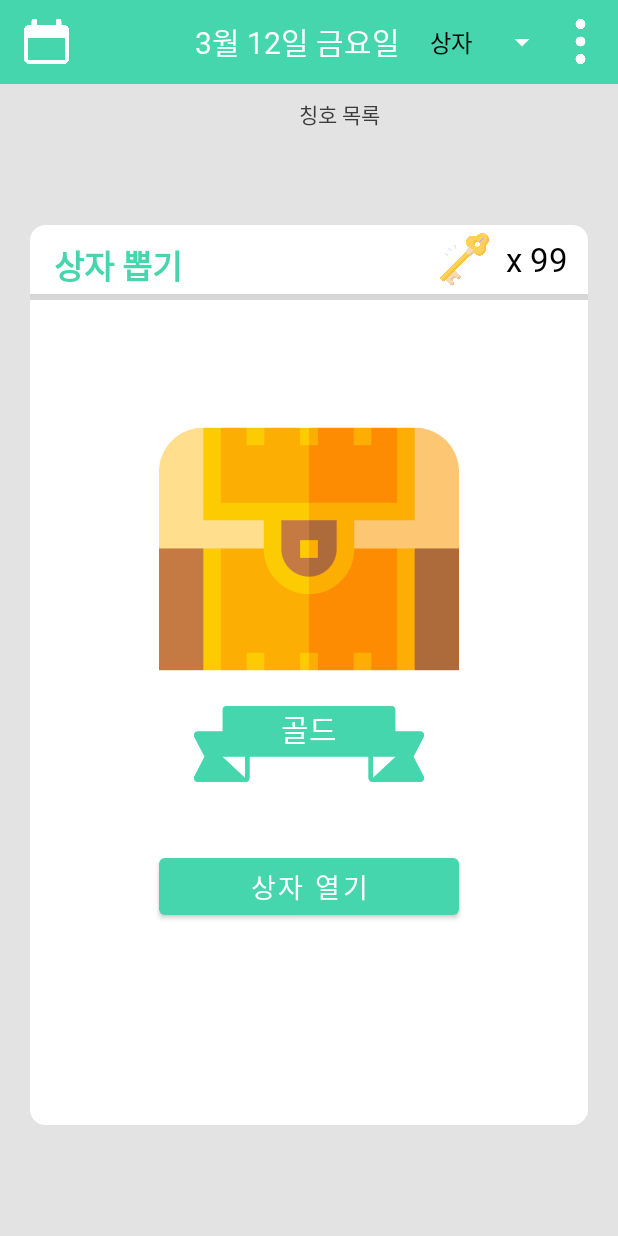
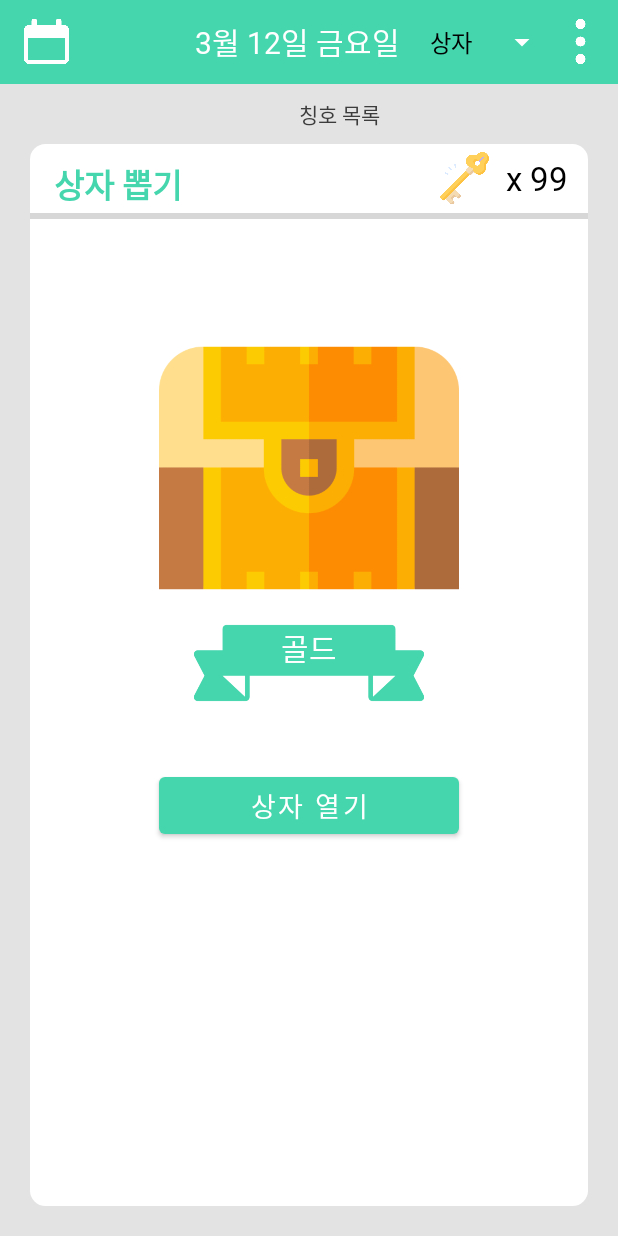
Before and after one commit to nugulhie/swp_plannerchallenge, an Android app: the screen it shows after launch (BoxActivity), after a tap on an icon or button, on a phone screen of 412 x 824 dp. Run offline under Robolectric (Android 15) with nearby library versions, the light colour scheme and no system bars; 1 statement that could not run was skipped.

Commit message:
0430/ xml constraint

```diff
--- a/app/src/main/java/com/example/swp_challenge/controller/ChallengeController.java
+++ b/app/src/main/java/com/example/swp_challenge/controller/ChallengeController.java
@@ -4,23 +4,18 @@ import android.app.Application;
 import java.util.Calendar;
 import java.util.Date;
 
-public class ChallengeController{
-    private static final ChallengeController challenge = new ChallengeController();
-    public static ChallengeController getInstance(){
-        return challenge;
-    }
-
+public class ChallengeController extends Application {
     private int chall_id = 0;
     private float rating;
     private String contents;
-    private int chall_pass;
+    private boolean chall_pass;
     private Date date;
 
     public void setChallenge(float rating, String contents, boolean chall_pass){
         this.chall_id++;
         this.rating = rating;
         this.contents = contents;
-        this.chall_pass = 0;
+        this.chall_pass = false;
         this.date = Calendar.getInstance().getTime();
     }
     public int getChall_id(){
@@ -32,7 +27,7 @@ public class ChallengeController{
     public String getContents(){
         return this.contents;
     }
-    public int getChall_pass(){
+    public boolean getChall_pass(){
         return this.chall_pass;
     }
     public Date getDate(){
@@ -40,3 +35,17 @@ public class ChallengeController{
     }
 
 }
+//    public static final class challengeDB implements BaseColumns{ // 도전과제 데이터베이스
+//        public static final String chall_id = "chall_id";
+//        public static final String chall_rating = "chall_rating";
+//        public static final String chall_contents = "chall_contents";
+//        public static final String chall_pass = "chall_pass";
+//        public static final String chall_date = "chall_date";
+//        public static final String _TABLENAME2 = "Challenge";
+//        public static final String _CREATE2 = "create table if not exist "+_TABLENAME2+"("
+//                +chall_id+" integer"
+//                +chall_rating+" double"
+//                +chall_contents+" text"
+//                +chall_pass+" boolean"
+//                +chall_date+" timestamp);";
+//    }
--- a/app/src/main/java/com/example/swp_challenge/controller/KeyController.java
+++ b/app/src/main/java/com/example/swp_challenge/controller/KeyController.java
@@ -1,12 +1,7 @@
 package com.example.swp_challenge.controller;
 
-import android.content.Context;
+public class KeyController {
 
-public class KeyController {
-private static final KeyController key = new KeyController();
-public static KeyController getInstance(){
-    return key;
-}
     boolean checkKey(UserController user) {
         if (user.getCnt_key() > 0) {
             return true;
--- a/app/src/main/java/com/example/swp_challenge/controller/UserAchivementController.java
+++ b/app/src/main/java/com/example/swp_challenge/controller/UserAchivementController.java
@@ -1,9 +1,5 @@
 package com.example.swp_challenge.controller;
 public class UserAchivementController {
-    private static final UserAchivementController achivements = new UserAchivementController();
-    public static UserAchivementController getInstance(){
-        return achivements;
-    }
 
     void initAchivement(){
         String[] achs = new String[10];
--- a/app/src/main/java/com/example/swp_challenge/controller/UserController.java
+++ b/app/src/main/java/com/example/swp_challenge/controller/UserController.java
@@ -1,27 +1,23 @@
 package com.example.swp_challenge.controller;
 
 
-import android.content.Context;
+import android.app.Application;
 import android.database.sqlite.SQLiteDatabase;
 
 import com.example.swp_challenge.MainActivity;
 import com.example.swp_challenge.dataController.swp_databaseOpenHelper;
 import android.*;
+import com.example.swp_challenge.controller.PlannerController;
 
-public class UserController {
-    private static final UserController user = new UserController();
-
-    public static UserController getInstance() {
-        return user;
-    }
-
+public class UserController extends Application {
+    swp_databaseOpenHelper db = new swp_databaseOpenHelper(this);
     PlannerController plan = new PlannerController();
     ChallengeController challenge = new ChallengeController();
     private String userName;
     private int cnt_key = 0;
     private int planId;
     private int challId;
-    private int boxRank = 0;
+    private int boxRank;
     private float getChance = 0.6f;
     private boolean[] hasAchivement = new boolean[100];
 
@@ -56,6 +52,7 @@ public class UserController {
     //여기서 부터 값 넣는 함수
     public void setCnt_key(int value) {
         this.cnt_key = value;
+        updateUser();
     }
 
     public void setPlanId(int value) {
@@ -68,6 +65,7 @@ public class UserController {
 
     public void setBoxRank(int value) {
         this.boxRank = value;
+        updateUser();
     }
 
     public void setChance(float chance) {
@@ -82,7 +80,7 @@ public class UserController {
         this.hasAchivement[i] = true;
     }
 
-    public float checkRank() { // 계급을 확인후 확률 부여
+    float checkRank() { // 계급을 확인후 확률 부여
         switch (boxRank) {
             case 1:
                 return 0.6f;
@@ -105,4 +103,16 @@ public class UserController {
         }
 
     } //사용자의 상자의 계급을 확인하는 함수
+
+    public void updateUser() { //사용자 이름,
+        db.insertColumn(getUserName(), getCnt_key(), getBoxRank());
+    }
+
+    public void insertPlan() {
+        db.plan_insertColumn(plan.getPlan_id(),plan.getPlanContents(),plan.getCategory(),plan.getDate());
+    }
+
+    public void insertChallenge(){
+        db.challenge_insertColumn(challenge.getChall_id(), challenge.getRating(), challenge.getContents(), challenge.getChall_pass(), challenge.getDate());
+    }
 }
--- a/app/src/main/res/layout/activity_box.xml
+++ b/app/src/main/res/layout/activity_box.xml
@@ -11,7 +11,15 @@
 
     <!--상자 레이아웃 !-->
 
-        <!--상단 메뉴 영역 !-->
+    <LinearLayout
+        android:id="@+id/linearLayout7"
+        android:layout_width="match_parent"
+        android:layout_height="wrap_content"
+        android:orientation="vertical"
+        app:layout_constraintEnd_toEndOf="parent"
+        app:layout_constraintStart_toStartOf="parent"
+        app:layout_constraintTop_toTopOf="parent">
+
         <androidx.appcompat.widget.Toolbar
             android:id="@+id/toolbar"
             android:layout_width="match_parent"
@@ -20,12 +28,7 @@
 
             android:background="#45D6AD"
             android:minHeight="?attr/actionBarSize"
-            android:theme="?attr/actionBarTheme"
-            app:layout_constraintBottom_toTopOf="@+id/toolbar2"
-            app:layout_constraintEnd_toEndOf="parent"
-            app:layout_constraintHorizontal_bias="0.0"
-            app:layout_constraintStart_toStartOf="parent"
-            app:layout_constraintTop_toTopOf="parent">
+            android:theme="?attr/actionBarTheme">
 
             <ImageButton
                 android:id="@+id/img_cal_box"
@@ -78,7 +81,7 @@
                 android:layout_width="wrap_content"
                 android:layout_height="wrap_content"
                 android:layout_gravity="right"
-                android:spinnerMode="dropdown"/>
+                android:spinnerMode="dropdown" />
         </androidx.appcompat.widget.Toolbar>
 
         <androidx.appcompat.widget.Toolbar
@@ -88,11 +91,7 @@
             android:layout_weight="0"
             android:background="#00FFFFFF"
             android:minHeight="?attr/actionBarSize"
-        android:theme="?attr/actionBarTheme"
-        app:layout_constraintEnd_toEndOf="parent"
-        app:layout_constraintHorizontal_bias="0.0"
-        app:layout_constraintStart_toStartOf="parent"
-        app:layout_constraintTop_toBottomOf="@+id/toolbar">
+            android:theme="?attr/actionBarTheme">
 
             <LinearLayout
                 android:layout_width="wrap_content"
@@ -122,13 +121,14 @@
 
             </LinearLayout>
         </androidx.appcompat.widget.Toolbar>
+    </LinearLayout>
 
     <LinearLayout
         android:layout_width="match_parent"
-        android:layout_height="600dp"
-        android:layout_marginHorizontal="20dp"
+        android:layout_height="match_parent"
         android:layout_marginStart="20dp"
         android:layout_marginLeft="20dp"
+        android:layout_marginTop="96dp"
         android:layout_marginEnd="20dp"
         android:layout_marginRight="20dp"
         android:layout_marginBottom="20dp"
@@ -137,9 +137,9 @@
         android:baselineAligned="true"
         android:orientation="vertical"
         app:layout_constraintBottom_toBottomOf="parent"
-        app:layout_constraintEnd_toStartOf="@+id/toolbar"
+        app:layout_constraintEnd_toEndOf="parent"
         app:layout_constraintStart_toStartOf="parent"
-        app:layout_constraintTop_toBottomOf="@+id/toolbar2">
+        app:layout_constraintTop_toBottomOf="@+id/linearLayout7">
 
 
         <androidx.appcompat.widget.Toolbar
@@ -247,7 +247,7 @@
                 android:layout_margin="40dp"
                 android:fontFamily="@font/maplestory_bold"
                 android:text="상자 열기"
-                android:textSize="18dp"
+                android:textSize="18sp"
                 app:backgroundTint="#45D6AD" />
         </LinearLayout>
     </LinearLayout>
```
Also changed, not shown: app/src/main/res/layout/activity_achivement.xml (+10 -4 lines), app/src/main/res/layout/activity_calendar.xml (+25 -14 lines), app/src/main/res/layout/activity_challhistory.xml (+14 -10 lines), app/src/main/res/layout/activity_main.xml (+21 -25 lines), app/src/main/res/layout/activity_popup.xml (+92 -84 lines), app/src/main/res/layout/activity_popup_box.xml (+5 -5 lines), app/src/main/res/layout/settings_activity.xml (+26 -21 lines). Lines whose indentation alone changed are shown as unchanged.
